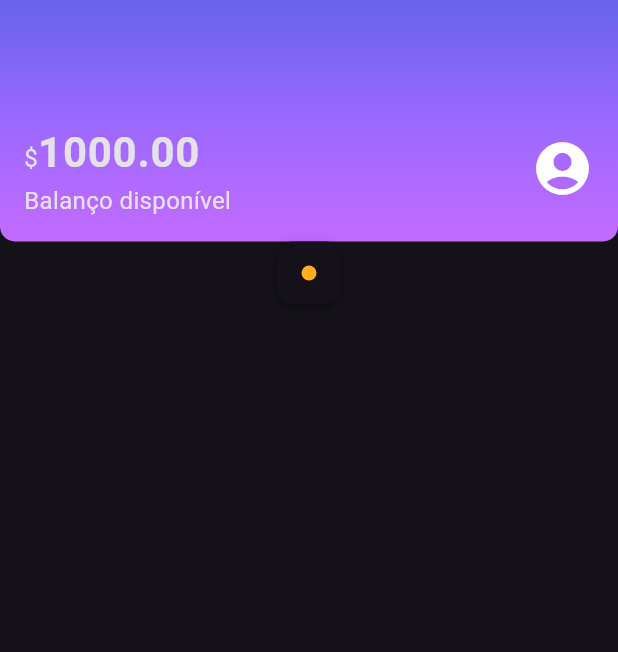
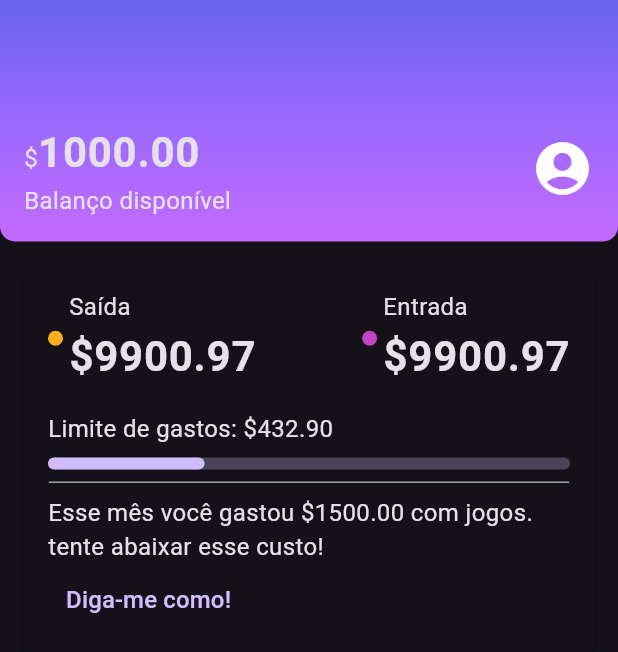
Before and after one commit to flavioaugusto1/alubank, a Flutter app: the screen it shows after launch, on a phone screen of 412 x 824 dp. Shown: the top 652 px of the screen. Run offline on Flutter 3.47's test engine with Material 3 defaults, Android fonts, the phone set to English and light mode, and no system bars.

Commit message:
feat: implementado atividades recentes

```diff
--- /dev/null
+++ b/lib/components/content_division.dart
@@ -0,0 +1,18 @@
+import 'package:alubank/themes/theme_colors.dart';
+import 'package:flutter/material.dart';
+
+class ContentDivision extends StatelessWidget {
+  const ContentDivision({super.key});
+
+  @override
+  Widget build(BuildContext context) {
+    return Container(
+      height: 1,
+      decoration: BoxDecoration(
+        border: Border.all(
+          color: ThemeColors.division,
+        ),
+      ),
+    );
+  }
+}
--- /dev/null
+++ b/lib/components/sections/recent_activity.dart
@@ -0,0 +1,94 @@
+import 'package:alubank/components/box_card.dart';
+import 'package:alubank/components/color_dot.dart';
+import 'package:alubank/components/content_division.dart';
+import 'package:alubank/themes/theme_colors.dart';
+import 'package:flutter/material.dart';
+
+class RecentActivity extends StatelessWidget {
+  const RecentActivity({super.key});
+
+  @override
+  Widget build(BuildContext context) {
+    return const Padding(
+      padding: EdgeInsets.all(16),
+      child: BoxCard(boxContent: _RecentActivityContent()),
+    );
+  }
+}
+
+class _RecentActivityContent extends StatelessWidget {
+  const _RecentActivityContent({super.key});
+
+  @override
+  Widget build(BuildContext context) {
+    return Column(
+      crossAxisAlignment: CrossAxisAlignment.start,
+      children: <Widget>[
+        Row(
+          mainAxisAlignment: MainAxisAlignment.spaceBetween,
+          children: [
+            Row(
+              children: [
+                Padding(
+                  padding: const EdgeInsets.only(right: 4),
+                  child: ColorDot(color: ThemeColors.recentActivity['spent']),
+                ),
+                Column(
+                  crossAxisAlignment: CrossAxisAlignment.start,
+                  children: [
+                    const Text('Saída'),
+                    Text(
+                      '\$9900.97',
+                      style: Theme.of(context).textTheme.bodyLarge,
+                    ),
+                  ],
+                ),
+              ],
+            ),
+            Row(
+              children: [
+                Padding(
+                  padding: const EdgeInsets.only(right: 4),
+                  child: ColorDot(color: ThemeColors.recentActivity['income']),
+                ),
+                Column(
+                  crossAxisAlignment: CrossAxisAlignment.start,
+                  children: [
+                    const Text('Entrada'),
+                    Text(
+                      '\$9900.97',
+                      style: Theme.of(context).textTheme.bodyLarge,
+                    ),
+                  ],
+                ),
+              ],
+            )
+          ],
+        ),
+        const Padding(
+          padding: EdgeInsets.only(top: 16, bottom: 8),
+          child: Text('Limite de gastos: \$432.90'),
+        ),
+        LinearProgressIndicator(
+          value: 0.3,
+          minHeight: 8,
+          borderRadius: BorderRadius.circular(10),
+        ),
+        const Padding(
+          padding: EdgeInsets.only(top: 8, bottom: 8),
+          child: ContentDivision(),
+        ),
+        const Text(
+          'Esse mês você gastou \$1500.00 com jogos. tente abaixar esse custo!',
+        ),
+        TextButton(
+          onPressed: () {},
+          child: const Text(
+            'Diga-me como!',
+            style: TextStyle(fontSize: 16),
+          ),
+        ),
+      ],
+    );
+  }
+}
--- a/lib/main.dart
+++ b/lib/main.dart
@@ -13,7 +13,7 @@ class Alubank extends StatelessWidget {
   Widget build(BuildContext context) {
     return MaterialApp(
       title: "Alubank",
-      theme: MyTheme,
+      theme: myTheme,
       home: const Home(),
     );
   }
--- a/lib/screens/home.dart
+++ b/lib/screens/home.dart
@@ -1,7 +1,5 @@
-import 'package:alubank/components/box_card.dart';
-import 'package:alubank/components/color_dot.dart';
 import 'package:alubank/components/sections/header.dart';
-import 'package:alubank/themes/theme_colors.dart';
+import 'package:alubank/components/sections/recent_activity.dart';
 import 'package:flutter/material.dart';
 
 class Home extends StatelessWidget {
@@ -9,13 +7,11 @@ class Home extends StatelessWidget {
 
   @override
   Widget build(BuildContext context) {
-    return Scaffold(
+    return const Scaffold(
       body: Column(
         children: <Widget>[
-          const Header(),
-          BoxCard(
-            boxContent: ColorDot(color: ThemeColors.recentActivity['spent']),
-          ),
+          Header(),
+          RecentActivity(),
         ],
       ),
     );
--- a/lib/themes/my_theme.dart
+++ b/lib/themes/my_theme.dart
@@ -1,7 +1,7 @@
 import 'package:alubank/themes/theme_colors.dart';
 import 'package:flutter/material.dart';
 
-ThemeData MyTheme = ThemeData(
+ThemeData myTheme = ThemeData(
   primaryColor: ThemeColors.primaryColor,
   primarySwatch: ThemeColors.primaryColor,
   brightness: Brightness.dark,
--- a/lib/themes/theme_colors.dart
+++ b/lib/themes/theme_colors.dart
@@ -11,4 +11,5 @@ class ThemeColors {
     'spent': Color.fromRGBO(255, 175, 29, 1),
     'income': Color.fromRGBO(191, 69, 198, 1),
   };
+  static const division = Color.fromRGBO(166, 166, 166, 1);
 }
```
